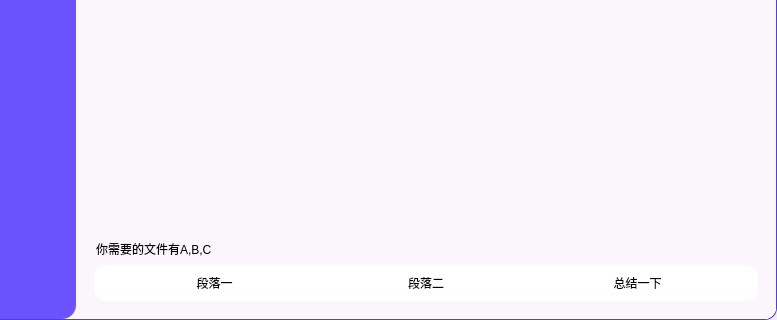
Above: UI/chat_main.ui from MrXnneHang/QT-Designer-Explore before the change; both pictures show x 151 to 928 and y 335 to 655 of the 928 by 655 pixel window. Below: the same form after it.
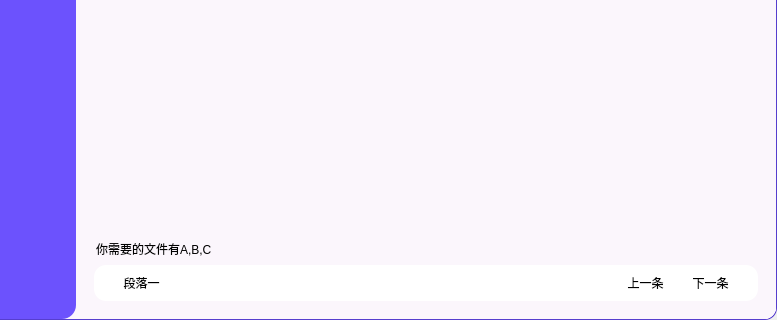
That is the form after the change.

Commit message: 完成纸飞机定位功能

```diff
--- a/UI/chat_main.ui
+++ b/UI/chat_main.ui
@@ -317,6 +317,14 @@
                      <layout class="QVBoxLayout" name="verticalLayout_8">
                       <item>
                        <widget class="QListWidget" name="listWidget_5">
+                          <property name="geometry">
+                           <rect>
+                            <x>0</x>
+                            <y>0</y>
+                            <width>664</width>
+                            <height>541</height>
+                           </rect>
+                          </property>
                         <property name="focusPolicy">
                          <enum>Qt::NoFocus</enum>
                         </property>
@@ -428,19 +436,41 @@
                              </widget>
                             </item>
                             <item>
-                             <widget class="QPushButton" name="pushButton_2">
+                             <widget class="QLabel" name="label">
                               <property name="text">
-                               <string>段落二</string>
+                               <string>                                                                                                                                  </string>
                               </property>
                              </widget>
                             </item>
                             <item>
                              <widget class="QPushButton" name="pushButton">
                               <property name="styleSheet">
-                               <string notr="true">font-family:&quot;微软雅黑&quot;;</string>
+                               <string notr="true">QPushButton {
+    font-family: &quot;微软雅黑&quot;;
+}
+
+QPushButton:hover {
+    background-color: rgb(225, 225, 225);
+}</string>
                               </property>
                               <property name="text">
-                               <string>总结一下</string>
+                               <string>上一条</string>
+                              </property>
+                             </widget>
+                            </item>
+                            <item>
+                             <widget class="QPushButton" name="next_message_button">
+                              <property name="styleSheet">
+                               <string notr="true">QPushButton {
+    font-family: &quot;微软雅黑&quot;;
+}
+
+QPushButton:hover {
+    background-color: rgb(225, 225, 225);
+}</string>
+                              </property>
+                              <property name="text">
+                               <string>下一条</string>
                               </property>
                              </widget>
                             </item>
```
Left out of the diff: 49 changed lines with no effect on the pictures. Lines whose indentation alone changed are shown as unchanged. The commit also changes 2 other files.
